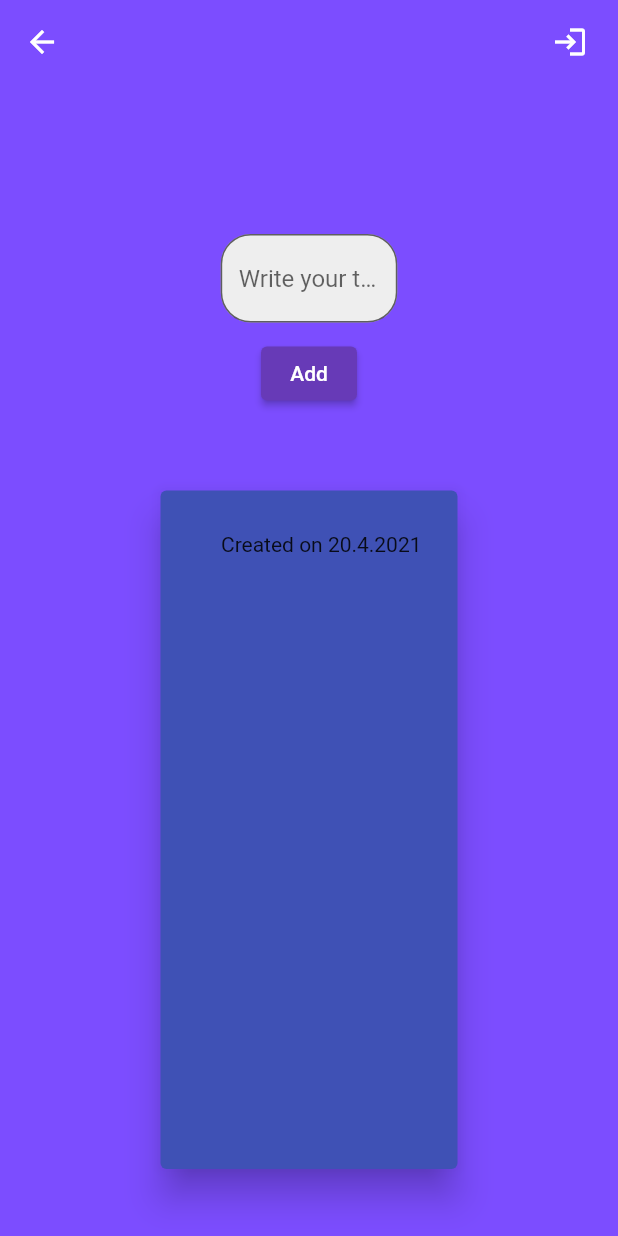
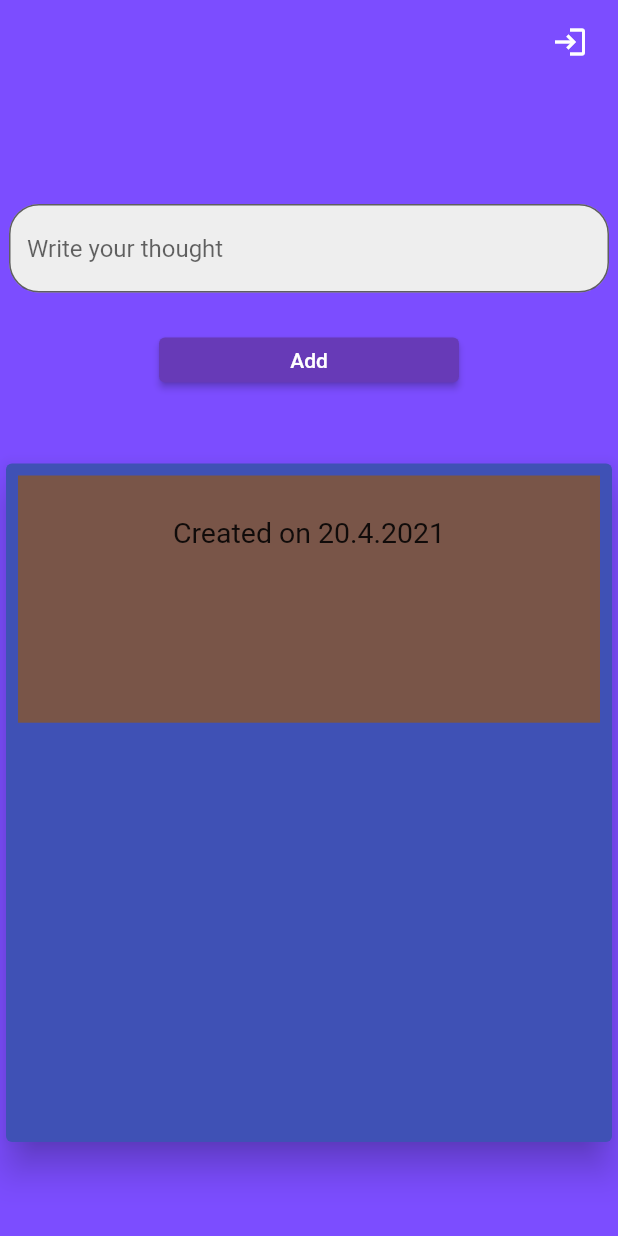
Before and after one commit to abhinavanRoy/flutter-web-app, a Flutter app: the UserThoughts screen opened directly, after a tap on "Add", on a phone screen of 412 x 824 dp. Run offline on Flutter 3.47's test engine with Material 2 defaults, Android fonts, the phone set to English and light mode, and no system bars.

Commit message:
Made the app's UI responsive

```diff
--- a/flutterwebapp/lib/Screens/UserThoughts.dart
+++ b/flutterwebapp/lib/Screens/UserThoughts.dart
@@ -33,6 +33,7 @@ class _UserThoughtsState extends State<UserThoughts> {
   Widget build(BuildContext context) {
     double height = MediaQuery.of(context).size.height;
     double width = MediaQuery.of(context).size.width;
+    bool isSmall = width < 490;
     return Scaffold(
       appBar: AppBar(
         backgroundColor: Colors.deepPurpleAccent,
@@ -63,10 +64,10 @@ class _UserThoughtsState extends State<UserThoughts> {
           child: Column(
             children: <Widget>[
               SizedBox(
-                height: 100,
+                height: 80,
               ),
               SizedBox(
-                width: width / 3.5,
+                width: 400,
                 child: TextField(
                   controller: textEditingController,
                   decoration: InputDecoration(
@@ -82,21 +83,26 @@ class _UserThoughtsState extends State<UserThoughts> {
                 ),
               ),
               SizedBox(
-                height: 10,
+                height: 30,
               ),
-              ElevatedButton(
-                onPressed: () {
-                  addItem();
-                },
-                child: Text("Add"),
+              SizedBox(
+                width: 200,
+                height: 30,
+                child: ElevatedButton(
+                  onPressed: () {
+                    addItem();
+                  },
+                  child: Text("Add"),
+                ),
               ),
               SizedBox(
                 height: 50,
               ),
+              isSmall ?
               Container(
                 color: Colors.deepPurpleAccent,
                 height: height / 1.79,
-                width: width / 2,
+                width: height/0.9,
                 child: Card(
                   elevation: 10,
                   color: Colors.indigo,
@@ -106,7 +112,47 @@ class _UserThoughtsState extends State<UserThoughts> {
                         itemCount: listItem.length,
                         itemBuilder: (context, int index) {
                           return Container(
-                          height: 50,
+                              height: height/5,
+                              width: 70,
+                              color: Colors.brown,
+
+                              child: Column(
+                                children: [
+                                  Text(listItem[index],
+                                  style: TextStyle(
+                                    fontSize: 19.0,
+                                  ),),
+                                  SizedBox(
+                                    height: 5.0,
+                                  ),
+                                  Text("$day",
+                                    style: TextStyle(
+                                      fontSize: 19.0,
+                                    ),
+                                  ),
+                                ],
+                              )
+                          );
+                        }),
+                  ),
+                ),
+              )
+
+
+              : Container(
+                color: Colors.deepPurpleAccent,
+                height: height / 1.79,
+                width: 700,
+                child: Card(
+                  elevation: 10,
+                  color: Colors.indigo,
+                  child: Padding(
+                    padding: const EdgeInsets.all(8.0),
+                    child: ListView.builder(
+                        itemCount: listItem.length,
+                        itemBuilder: (context, int index) {
+                          return Container(
+                          height: 70,
                           width: 70,
                           child: ListTile(
                             title: Text(listItem[index]),
--- a/flutterwebapp/lib/main.dart
+++ b/flutterwebapp/lib/main.dart
@@ -1,5 +1,5 @@
 import 'package:flutter/material.dart';
-import 'package:flutterwebapp/Screens/RootScreen.dart';
+import 'package:flutterwebapp/Screens/UserThoughts.dart';
 
 
 void main() {
@@ -19,7 +19,7 @@ class MyApp extends StatelessWidget {
 
         primarySwatch: Colors.deepPurple,
       ),
-      home: RootScreen(),
+      home: UserThoughts(),
     );
   }
 }
```
